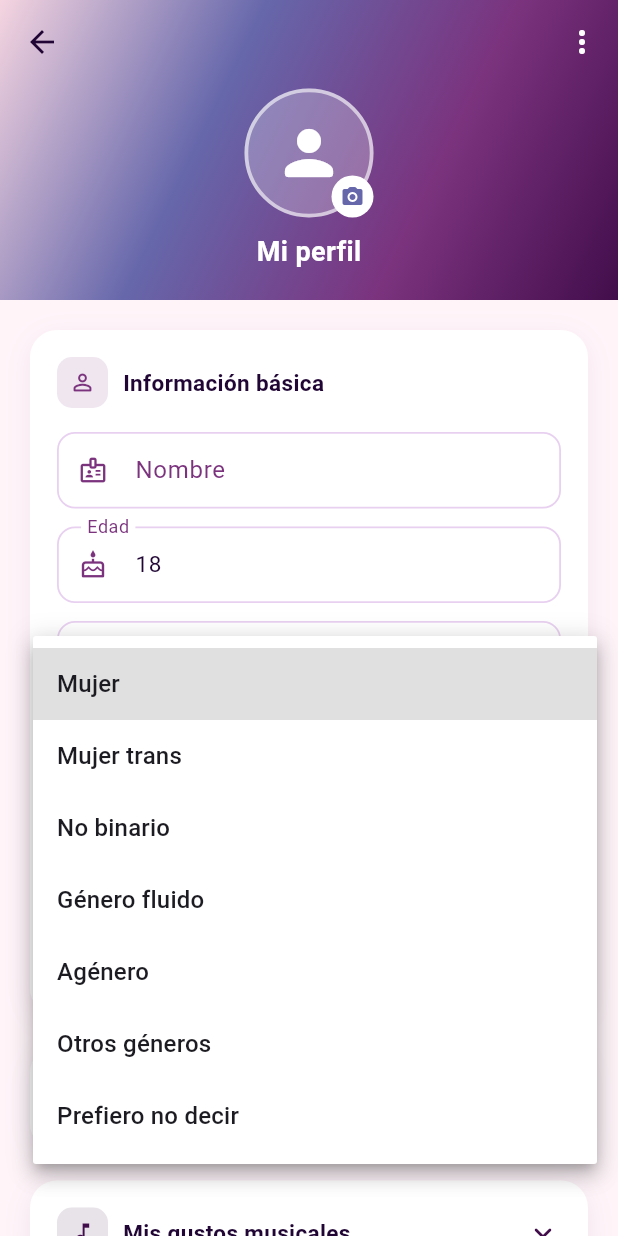
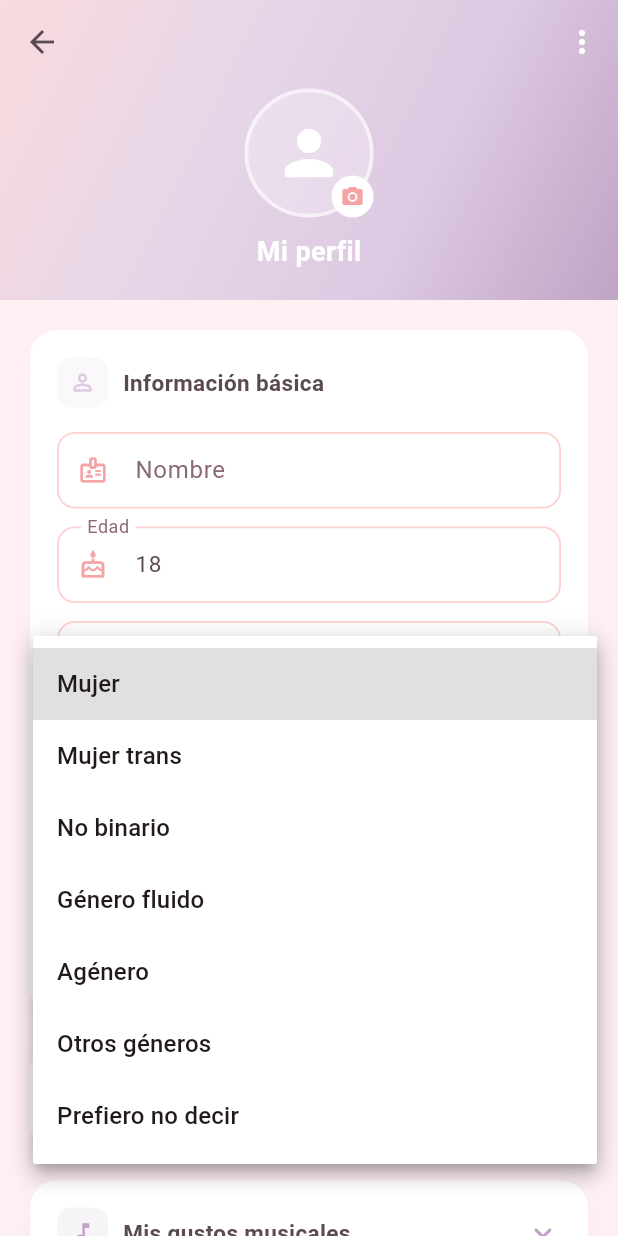
Before and after one commit to lauren20031028-tech/AmixMe, a Flutter app: the ProfileScreen screen opened directly, after a tap on "Mujer", on a phone screen of 412 x 824 dp. Run offline on Flutter 3.47's test engine with Material 3 defaults, Android fonts, the phone set to English and light mode, and no system bars; our stand-ins replace flutter_card_swiper, geolocator, image_picker, shared_preferences; accounts and stored records are empty; network calls fail.

Commit message:
Segundo commit

```diff
--- a/flutter_app/lib/screens/profile_screen.dart
+++ b/flutter_app/lib/screens/profile_screen.dart
@@ -2,6 +2,7 @@ import 'package:flutter/material.dart';
 import 'package:provider/provider.dart';
 import '../providers/auth_provider.dart';
 import '../models/user.dart';
+import '../models/user_photo.dart';
 import '../theme/app_theme.dart';
 import 'photo_manager_screen.dart';
 
@@ -20,6 +21,7 @@ class _ProfileScreenState extends State<ProfileScreen> {
   Set<int> _generosSel   = {};
   bool _isLoading = true;
   bool _isSaving  = false;
+  UserPhoto? _fotoPrincipal;
 
   // Estados de expansión de bloques completos
   bool _interesesExpanded = false;
@@ -174,6 +176,20 @@ class _ProfileScreenState extends State<ProfileScreen> {
 
       _isLoading = false;
     });
+
+    // Cargar foto principal en paralelo
+    if (auth.userId != null) {
+      try {
+        final photos = await auth.apiService.getUserPhotos(auth.userId!);
+        if (mounted && photos.isNotEmpty) {
+          final primary = photos.firstWhere(
+            (p) => p.isPrimary,
+            orElse: () => photos.first,
+          );
+          setState(() => _fotoPrincipal = primary);
+        }
+      } catch (_) {}
+    }
   }
 
   Future<void> _guardar() async {
@@ -379,19 +395,52 @@ class _ProfileScreenState extends State<ProfileScreen> {
                       border: Border.all(
                           color: Colors.white60, width: 2.5),
                     ),
-                    child: const Icon(Icons.person_rounded,
-                        size: 48, color: Colors.white),
+                    child: ClipOval(
+                      child: _fotoPrincipal != null
+                          ? Image.network(
+                              context.read<AuthProvider>().apiService
+                                  .getPhotoUrl(_fotoPrincipal!.photoUrl),
+                              fit: BoxFit.cover,
+                              width: 86,
+                              height: 86,
+                              errorBuilder: (_, __, ___) => const Icon(
+                                  Icons.person_rounded,
+                                  size: 48,
+                                  color: Colors.white),
+                            )
+                          : const Icon(Icons.person_rounded,
+                              size: 48, color: Colors.white),
+                    ),
                   ),
                   Positioned(
                     bottom: 0,
                     right: 0,
                     child: GestureDetector(
-                      onTap: () => Navigator.push(
-                        context,
-                        MaterialPageRoute(
-                          builder: (_) => const PhotoManagerScreen(),
-                        ),
-                      ),
+                      onTap: () async {
+                        await Navigator.push(
+                          context,
+                          MaterialPageRoute(
+                            builder: (_) => const PhotoManagerScreen(),
+                          ),
+                        );
+                        // Recargar foto principal al volver
+                        final auth = context.read<AuthProvider>();
+                        if (auth.userId != null) {
+                          try {
+                            final photos = await auth.apiService
+                                .getUserPhotos(auth.userId!);
+                            if (mounted && photos.isNotEmpty) {
+                              final primary = photos.firstWhere(
+                                (p) => p.isPrimary,
+                                orElse: () => photos.first,
+                              );
+                              setState(() => _fotoPrincipal = primary);
+                            } else if (mounted) {
+                              setState(() => _fotoPrincipal = null);
+                            }
+                          } catch (_) {}
+                        }
+                      },
                       child: Container(
                         width: 28,
                         height: 28,
--- a/flutter_app/lib/theme/app_theme.dart
+++ b/flutter_app/lib/theme/app_theme.dart
@@ -1,67 +1,81 @@
 import 'package:flutter/material.dart';
 
-// ── Paleta de colores MOON ───────────────────────────────────────────────────
+// ── Paleta de colores PASTEL ROSA ────────────────────────────────────────────
 class AppColors {
-  // Paleta Moon
-  static const blush      = Color(0xFFF5D5E0); // Rosa muy claro
-  static const lavender   = Color(0xFF6667AB); // Azul lavanda
-  static const mauve      = Color(0xFF7B337E); // Morado medio
-  static const purple     = Color(0xFF420D4B); // Morado oscuro
-  static const deepPurple = Color(0xFF210635); // Morado muy oscuro
+  // Rosa pastel principal
+  static const pastelPink     = Color(0xFFFFB6C1); // Rosa pastel claro
+  static const pastelRose     = Color(0xFFFFC0CB); // Rosa tradicional pastel
+  static const softPeach      = Color(0xFFFFDAB9); // Durazno suave
+  static const powderPink     = Color(0xFFEFD1D8); // Rosa pólvora
+  static const blush          = Color(0xFFFADadd); // Rosa ruborizado
+
+  // Rosas más intensos para acentos
+  static const roseGold       = Color(0xFFE8B4B8); // Oro rosa
+  static const dustyRose      = Color(0xFFDCAE96); // Rosa polvoriento
+  static const warmPink       = Color(0xFFF4A4A4); // Rosa cálido
+
+  // Para degrade hacia lavanda suave
+  static const softLilac      = Color(0xFFE6D7E8); // Lila suave
+  static const paleLavender   = Color(0xFFDDC9E2); // Lavanda pálido
 
   // Aliases de compatibilidad
-  static const pink       = lavender;
-  static const salmon     = blush;
-  static const coral      = lavender;
-  static const teal       = mauve;
-  static const slateBlue  = purple;
+  static const pink           = pastelPink;
+  static const salmon         = softPeach;
+  static const coral          = warmPink;
+  static const teal           = warmPink; // Alias para coral/warmPink
+  static const slateBlue      = paleLavender; // Alias para lilac suave
+  static const lavender       = softLilac;
+  static const mauve          = paleLavender;
+  static const purple         = Color(0xFFBFA4C4); // Morado suave rosado
+  static const deepPurple     = Color(0xFF9A7B9A); // Morado oscuro suave
 
-  // Neutros
-  static const background    = Color(0xFFFFF5F9); // fondo rosado muy claro
-  static const surface       = Colors.white;
-  static const textPrimary   = Color(0xFF210635); // morado muy oscuro
-  static const textSecondary = Color(0xFF7B337E); // morado medio
+  // Neutros con tono rosado
+  static const background     = Color(0xFFFFF0F3); // fondo rosa muy claro
+  static const surface        = Colors.white;
+  static const textPrimary    = Color(0xFF5C4A52); // gris-marrón cálido oscuro
+  static const textSecondary  = Color(0xFF8B6B73); // gris-marrón medio
 
   // Gradientes
-  static const gradientStart = blush;
-  static const gradientMid   = lavender;
-  static const gradientEnd   = deepPurple;
+  static const gradientStart  = powderPink;
+  static const gradientMid   = pastelPink;
+  static const gradientEnd   = warmPink;
 
-  // Gradiente principal
+  // Gradiente principal - rosa pastel a cálido
   static const LinearGradient primaryGradient = LinearGradient(
-    colors: [lavender, mauve, purple],
+    colors: [powderPink, pastelPink, warmPink, roseGold],
     begin: Alignment.topLeft,
     end: Alignment.bottomRight,
+    stops: [0.0, 0.4, 0.7, 1.0],
   );
 
   // Gradiente suave (fondos)
   static const LinearGradient softGradient = LinearGradient(
-    colors: [blush, Color(0xFFF0E5F5)],
+    colors: [blush, Color(0xFFFFF5F5), Color(0xFFFFF0F5)],
     begin: Alignment.topCenter,
     end: Alignment.bottomCenter,
   );
 
   // Gradiente de botón
   static const LinearGradient buttonGradient = LinearGradient(
-    colors: [lavender, purple],
+    colors: [pastelPink, warmPink],
     begin: Alignment.centerLeft,
     end: Alignment.centerRight,
   );
 
-  // Gradiente completo (4 colores)
+  // Gradiente completo (5 colores)
   static const LinearGradient fullGradient = LinearGradient(
-    colors: [lavender, mauve, purple, deepPurple],
+    colors: [blush, powderPink, pastelPink, warmPink, roseGold],
     begin: Alignment.topLeft,
     end: Alignment.bottomRight,
-    stops: [0.0, 0.4, 0.7, 1.0],
+    stops: [0.0, 0.25, 0.5, 0.75, 1.0],
   );
 }
 
 // ── Tema global ──────────────────────────────────────────────────────────────
 class AppTheme {
   static ThemeData get theme {
-    const primary = AppColors.lavender;
-    const accent  = AppColors.purple;
+    const primary = AppColors.pastelPink;
+    const accent  = AppColors.warmPink;
 
     return ThemeData(
       useMaterial3: true,
@@ -72,6 +86,7 @@ class AppTheme {
         surface: AppColors.surface,
         // ignore: deprecated_member_use
         background: AppColors.background,
+        tertiary: AppColors.softLilac,
       ),
       scaffoldBackgroundColor: AppColors.background,
       fontFamily: 'Roboto',
@@ -129,11 +144,11 @@ class AppTheme {
             const EdgeInsets.symmetric(horizontal: 16, vertical: 14),
         border: OutlineInputBorder(
           borderRadius: BorderRadius.circular(12),
-          borderSide: const BorderSide(color: Color(0xFFE8D0F0), width: 1.2),
+          borderSide: const BorderSide(color: Color(0xFFFFD0D0), width: 1.2),
         ),
         enabledBorder: OutlineInputBorder(
           borderRadius: BorderRadius.circular(12),
-          borderSide: const BorderSide(color: Color(0xFFE8D0F0), width: 1.2),
+          borderSide: const BorderSide(color: Color(0xFFFFD0D0), width: 1.2),
         ),
         focusedBorder: OutlineInputBorder(
           borderRadius: BorderRadius.circular(12),
@@ -141,13 +156,13 @@ class AppTheme {
         ),
         labelStyle: const TextStyle(color: AppColors.textSecondary),
         hintStyle: const TextStyle(color: AppColors.textSecondary),
-        prefixIconColor: AppColors.mauve,
+        prefixIconColor: AppColors.warmPink,
       ),
 
       // Chips
       chipTheme: ChipThemeData(
-        backgroundColor: const Color(0xFFF5E6FA),
-        selectedColor: AppColors.blush,
+        backgroundColor: const Color(0xFFFFE4E8),
+        selectedColor: AppColors.powderPink,
         labelStyle: const TextStyle(fontSize: 13, color: AppColors.textPrimary),
         padding: const EdgeInsets.symmetric(horizontal: 10, vertical: 4),
         shape: RoundedRectangleBorder(borderRadius: BorderRadius.circular(20)),
@@ -157,7 +172,7 @@ class AppTheme {
       // BottomNav
       bottomNavigationBarTheme: const BottomNavigationBarThemeData(
         backgroundColor: Colors.white,
-        selectedItemColor: AppColors.lavender,
+        selectedItemColor: AppColors.pastelPink,
         unselectedItemColor: AppColors.textSecondary,
         elevation: 12,
         type: BottomNavigationBarType.fixed,
@@ -169,7 +184,7 @@ class AppTheme {
       cardTheme: CardTheme(
         color: Colors.white,
         elevation: 4,
-        shadowColor: AppColors.lavender.withOpacity(0.15),
+        shadowColor: AppColors.pastelPink.withOpacity(0.2),
         shape: RoundedRectangleBorder(
           borderRadius: BorderRadius.circular(18),
         ),
@@ -177,7 +192,7 @@ class AppTheme {
 
       // Divider
       dividerTheme: const DividerThemeData(
-        color: Color(0xFFEED8F5),
+        color: Color(0xFFFFE0E6),
         thickness: 1,
       ),
     );
@@ -186,7 +201,7 @@ class AppTheme {
 
 // ── Widgets reutilizables ────────────────────────────────────────────────────
 
-/// Fondo con degradado de la paleta Moon
+/// Fondo con degradado de la paleta Rosa Pastel
 class GradientBackground extends StatelessWidget {
   final Widget child;
   const GradientBackground({super.key, required this.child});
@@ -227,7 +242,7 @@ class GradientButton extends StatelessWidget {
         decoration: BoxDecoration(
           gradient: enabled
               ? const LinearGradient(
-                  colors: [AppColors.lavender, AppColors.mauve, AppColors.purple],
+                  colors: [AppColors.pastelPink, AppColors.warmPink, AppColors.roseGold],
                   begin: Alignment.centerLeft,
                   end: Alignment.centerRight,
                 )
@@ -237,12 +252,12 @@ class GradientButton extends StatelessWidget {
           boxShadow: enabled
               ? [
                   BoxShadow(
-                    color: AppColors.purple.withOpacity(0.35),
+                    color: AppColors.warmPink.withOpacity(0.4),
                     blurRadius: 16,
                     offset: const Offset(0, 5),
                   ),
                   BoxShadow(
-                    color: AppColors.lavender.withOpacity(0.25),
+                    color: AppColors.pastelPink.withOpacity(0.3),
                     blurRadius: 8,
                     offset: const Offset(0, 2),
                   ),
```
Also changed, not shown: flutter_app/lib/services/api_service.dart (+14 -1 lines), 2 other files.
